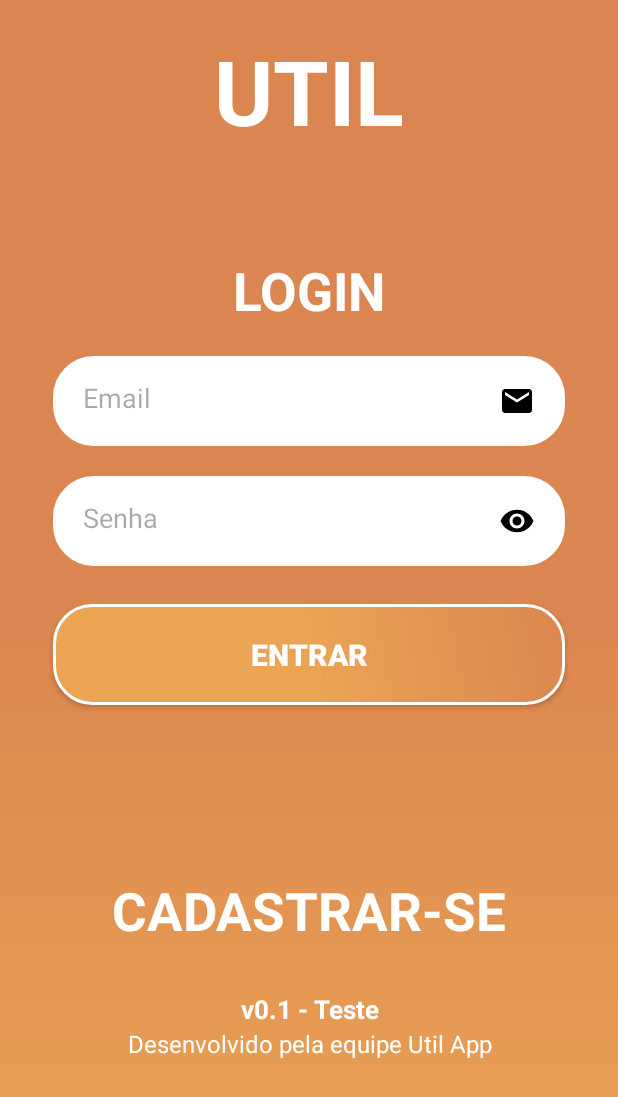
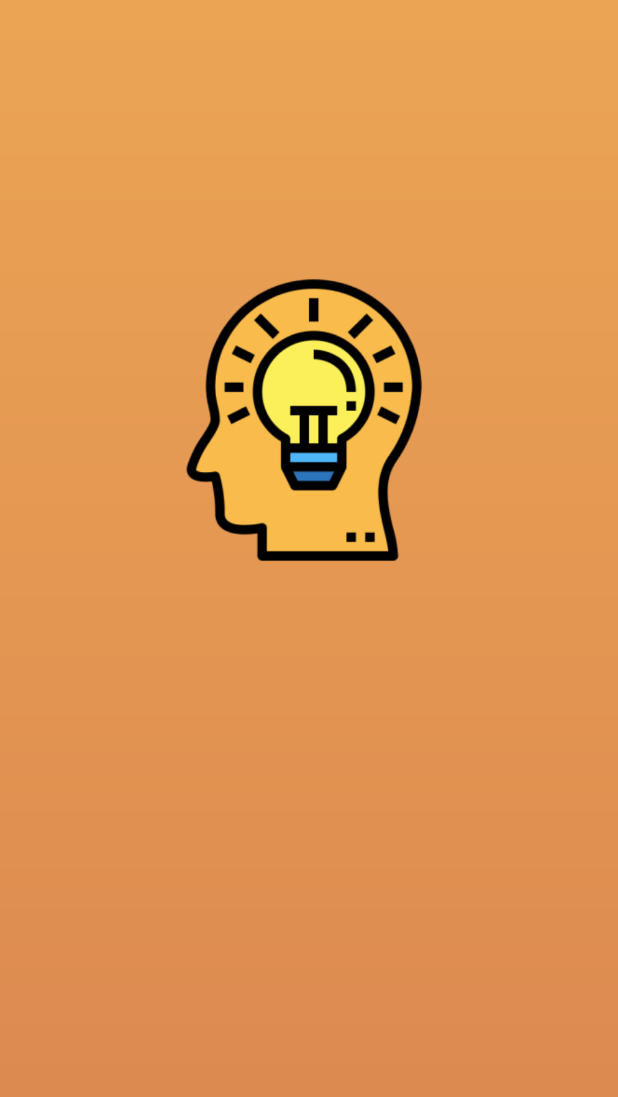
Before and after one commit to DiegoFerreira1/Util_app_ESII, an Android app: the screen it shows after launch (MainLogin before the commit, MainActivity after it), on a phone screen of 412 x 824 dp. Shown: the top 1097 px of the screen. Run offline under Robolectric (Android 15) with nearby library versions, the light colour scheme and no system bars.

Commit message:
Revert "Feature/tela login"

```diff
--- a/app/src/main/AndroidManifest.xml
+++ b/app/src/main/AndroidManifest.xml
@@ -12,9 +12,7 @@
         android:supportsRtl="true"
         android:theme="@style/Theme.UtilApp"
         tools:targetApi="31">
-        <activity
-            android:name=".MainLogin"
-            android:exported="false" />
+
         <activity
             android:name=".MainSplash"
             android:exported="true">
@@ -27,7 +25,7 @@
         <activity
             android:name=".MainActivity"
             android:exported="false"
-            android:screenOrientation="fullSensor" />
+            android:screenOrientation="portrait"/>
     </application>
 
 </manifest>
--- a/app/src/main/java/com/example/utilapp/MainLogin.java
+++ /dev/null
@@ -1,14 +0,0 @@
-package com.example.utilapp;
-
-import androidx.appcompat.app.AppCompatActivity;
-
-import android.os.Bundle;
-
-public class MainLogin extends AppCompatActivity {
-
-    @Override
-    protected void onCreate(Bundle savedInstanceState) {
-        super.onCreate(savedInstanceState);
-        setContentView(R.layout.activity_main_login);
-    }
-}
--- a/app/src/main/java/com/example/utilapp/MainSplash.java
+++ b/app/src/main/java/com/example/utilapp/MainSplash.java
@@ -39,7 +39,7 @@ public class MainSplash extends AppCompatActivity {
         txt_util2.setAnimation(bottom);
 
         new Handler().postDelayed(() -> {
-            Intent intent = new Intent(MainSplash.this, MainLogin.class);
+            Intent intent = new Intent(MainSplash.this, MainActivity.class);
             startActivity(intent);
             finish();
         }, SPLASH_DURATION);
--- a/app/src/main/res/drawable/background.xml
+++ b/app/src/main/res/drawable/background.xml
@@ -2,9 +2,9 @@
 <shape xmlns:android="http://schemas.android.com/apk/res/android">
 
     <gradient
-        android:startColor="@color/orange3"
-        android:centerColor="@color/orange1"
-        android:endColor="@color/orange1"
+        android:startColor="@color/orange1"
+        android:centerColor="@color/orange2"
+        android:endColor="@color/orange3"
         android:angle="90"
         />
 
--- a/app/src/main/res/drawable/button.xml
+++ /dev/null
@@ -1,13 +0,0 @@
-<?xml version="1.0" encoding="utf-8"?>
-<shape xmlns:android="http://schemas.android.com/apk/res/android">
-
-    <corners android:radius="25dp"/>
-    <gradient
-        android:startColor="@color/orange3"
-        android:centerColor="@color/orange3"
-        android:endColor="@color/orange1"
-        android:angle="45"
-        />
-    <stroke android:color="@color/white" android:width="2dp"/>
-
-</shape>
--- a/app/src/main/res/drawable/container_edit_text.xml
+++ /dev/null
@@ -1,8 +0,0 @@
-<?xml version="1.0" encoding="utf-8"?>
-<shape xmlns:android="http://schemas.android.com/apk/res/android">
-
-    <solid android:color="@color/white"/>
-    <corners android:radius="25dp"/>
-    <stroke android:color="@color/white" android:width="4dp"/>
-
-</shape>
--- a/app/src/main/res/drawable/ic_email.xml
+++ /dev/null
@@ -1,5 +0,0 @@
-<vector android:height="24dp" android:tint="#000000"
-    android:viewportHeight="24" android:viewportWidth="24"
-    android:width="24dp" xmlns:android="http://schemas.android.com/apk/res/android">
-    <path android:fillColor="@android:color/white" android:pathData="M20,4L4,4c-1.1,0 -1.99,0.9 -1.99,2L2,18c0,1.1 0.9,2 2,2h16c1.1,0 2,-0.9 2,-2L22,6c0,-1.1 -0.9,-2 -2,-2zM20,8l-8,5 -8,-5L4,6l8,5 8,-5v2z"/>
-</vector>
--- a/app/src/main/res/drawable/ic_eye.xml
+++ /dev/null
@@ -1,5 +0,0 @@
-<vector android:height="24dp" android:tint="#000000"
-    android:viewportHeight="24" android:viewportWidth="24"
-    android:width="24dp" xmlns:android="http://schemas.android.com/apk/res/android">
-    <path android:fillColor="@android:color/white" android:pathData="M12,4.5C7,4.5 2.73,7.61 1,12c1.73,4.39 6,7.5 11,7.5s9.27,-3.11 11,-7.5c-1.73,-4.39 -6,-7.5 -11,-7.5zM12,17c-2.76,0 -5,-2.24 -5,-5s2.24,-5 5,-5 5,2.24 5,5 -2.24,5 -5,5zM12,9c-1.66,0 -3,1.34 -3,3s1.34,3 3,3 3,-1.34 3,-3 -1.34,-3 -3,-3z"/>
-</vector>
--- a/app/src/main/res/layout/activity_main.xml
+++ b/app/src/main/res/layout/activity_main.xml
@@ -7,5 +7,17 @@
     android:background="@drawable/background"
     tools:context=".MainActivity">
 
+    <ImageView
+        android:id="@+id/id_img_logo"
+        android:layout_width="200dp"
+        android:layout_height="200dp"
+        android:src="@drawable/img_logo"
+        android:contentDescription="@string/img_view"
+        app:layout_constraintStart_toStartOf="parent"
+        app:layout_constraintEnd_toEndOf="parent"
+        app:layout_constraintTop_toTopOf="parent"
+        android:layout_marginTop="180dp"/>
+
+
 
 </androidx.constraintlayout.widget.ConstraintLayout>
--- a/app/src/main/res/layout/activity_main_login.xml
+++ /dev/null
@@ -1,121 +0,0 @@
-<?xml version="1.0" encoding="utf-8"?>
-<androidx.core.widget.NestedScrollView
-    android:layout_width="match_parent"
-    android:layout_height="match_parent"
-    android:fillViewport="true"
-    xmlns:android="http://schemas.android.com/apk/res/android">
-
-<androidx.constraintlayout.widget.ConstraintLayout xmlns:app="http://schemas.android.com/apk/res-auto"
-    xmlns:tools="http://schemas.android.com/tools"
-    android:layout_width="match_parent"
-    android:layout_height="match_parent"
-    android:background="@drawable/background"
-    tools:context=".MainLogin">
-
-    <TextView
-        android:id="@+id/id_text_util_login"
-        android:layout_width="match_parent"
-        android:layout_height="wrap_content"
-        android:text="@string/text_util"
-        android:textAlignment="center"
-        android:textStyle="bold"
-        android:textSize="60sp"
-        android:textColor="@color/white"
-        app:layout_constraintStart_toStartOf="parent"
-        app:layout_constraintEnd_toEndOf="parent"
-        app:layout_constraintTop_toTopOf="parent"
-        android:layout_marginTop="20dp"
-        />
-    <TextView
-        android:id="@+id/id_text_login"
-        android:layout_width="match_parent"
-        android:layout_height="wrap_content"
-        android:text="@string/text_login"
-        android:textAlignment="center"
-        android:textStyle="bold"
-        android:textSize="35sp"
-        android:textColor="@color/white"
-        app:layout_constraintStart_toStartOf="parent"
-        app:layout_constraintEnd_toEndOf="parent"
-        app:layout_constraintTop_toTopOf="parent"
-        android:layout_marginTop="170dp"
-        />
-    <EditText
-        android:id="@+id/edit_mail"
-        style="@style/Edit_Text"
-        android:hint="@string/email_hint"
-        android:inputType="textEmailAddress"
-        app:layout_constraintStart_toStartOf="parent"
-        app:layout_constraintEnd_toEndOf="parent"
-        app:layout_constraintTop_toBottomOf="@+id/id_text_login"
-        android:layout_marginTop="20dp"
-        android:drawableEnd="@drawable/ic_email"
-        android:importantForAutofill="no" />
-
-    <EditText
-        android:id="@+id/edit_pass"
-        style="@style/Edit_Text"
-        android:hint="@string/senha_hint"
-        android:inputType="textPassword"
-        app:layout_constraintStart_toStartOf="parent"
-        app:layout_constraintEnd_toEndOf="parent"
-        app:layout_constraintTop_toBottomOf="@+id/edit_mail"
-        android:layout_marginTop="20dp"
-        android:drawableEnd="@drawable/ic_eye"
-        android:importantForAutofill="no" />
-
-    <androidx.appcompat.widget.AppCompatButton
-        android:id="@+id/id_button"
-        style="@style/Button"
-        app:layout_constraintStart_toStartOf="parent"
-        app:layout_constraintEnd_toEndOf="parent"
-        app:layout_constraintTop_toBottomOf="@+id/edit_pass"
-        />
-    <ProgressBar
-        android:id="@+id/id_bar"
-        android:layout_width="wrap_content"
-        android:layout_height="wrap_content"
-        android:visibility="invisible"
-        app:layout_constraintStart_toStartOf="parent"
-        app:layout_constraintEnd_toEndOf="parent"
-        app:layout_constraintTop_toBottomOf="@+id/id_button"
-        android:layout_marginTop="30dp"/>
-
-    <TextView
-        android:id="@+id/id_text_cadastro"
-        android:layout_width="match_parent"
-        android:layout_height="wrap_content"
-        android:text="@string/text_cadastro"
-        android:textAlignment="center"
-        android:textStyle="bold"
-        android:textSize="35sp"
-        android:textColor="@color/white"
-        app:layout_constraintStart_toStartOf="parent"
-        app:layout_constraintEnd_toEndOf="parent"
-        app:layout_constraintTop_toBottomOf="@+id/id_bar"
-        android:layout_marginTop="35dp"
-        />
-    <TextView
-        android:id="@+id/id_text_versao_login"
-        android:layout_width="match_parent"
-        android:layout_height="wrap_content"
-        android:text="@string/text_versao1"
-        android:textAlignment="center"
-        android:textStyle="bold"
-        android:textSize="17sp"
-        android:textColor="@color/white"
-        app:layout_constraintTop_toBottomOf="@id/id_text_cadastro"
-        android:layout_marginTop="30dp"/>
-
-    <TextView
-        android:id="@+id/id_equip_login"
-        android:layout_width="match_parent"
-        android:layout_height="wrap_content"
-        android:text="@string/text_equipe"
-        android:textAlignment="center"
-        android:textSize="16sp"
-        android:textColor="@color/white"
-        app:layout_constraintTop_toBottomOf="@id/id_text_versao_login"/>
-
-</androidx.constraintlayout.widget.ConstraintLayout>
-</androidx.core.widget.NestedScrollView>
--- a/app/src/main/res/layout/activity_main_splash.xml
+++ b/app/src/main/res/layout/activity_main_splash.xml
@@ -1,13 +1,6 @@
 <?xml version="1.0" encoding="utf-8"?>
-
-<androidx.core.widget.NestedScrollView
-    android:layout_width="match_parent"
-    android:layout_height="match_parent"
-    android:fillViewport="true"
-    xmlns:android="http://schemas.android.com/apk/res/android">
-
-
-<androidx.constraintlayout.widget.ConstraintLayout xmlns:app="http://schemas.android.com/apk/res-auto"
+<androidx.constraintlayout.widget.ConstraintLayout xmlns:android="http://schemas.android.com/apk/res/android"
+    xmlns:app="http://schemas.android.com/apk/res-auto"
     xmlns:tools="http://schemas.android.com/tools"
     android:layout_width="match_parent"
     android:layout_height="match_parent"
@@ -60,7 +53,6 @@
         android:layout_marginTop="160dp"/>
 
     <TextView
-        android:id="@+id/id_equip_splash"
         android:layout_width="match_parent"
         android:layout_height="wrap_content"
         android:text="@string/text_equipe"
@@ -69,5 +61,5 @@
         android:textColor="@color/white"
         app:layout_constraintTop_toBottomOf="@id/id_text_versao"/>
 
+
 </androidx.constraintlayout.widget.ConstraintLayout>
-</androidx.core.widget.NestedScrollView>
--- a/app/src/main/res/values/strings.xml
+++ b/app/src/main/res/values/strings.xml
@@ -5,10 +5,5 @@
     <string name="text_versao1">v0.1 - Teste</string>
     <string name="text_equipe">Desenvolvido pela equipe Util App</string>
     <string name="img_view">img_logo</string>
-    <string name="text_login">LOGIN</string>
-    <string name="email_hint">Email</string>
-    <string name="senha_hint">Senha</string>
-    <string name="text_button_entrar">ENTRAR</string>
-    <string name="text_cadastro">CADASTRAR-SE</string>
 
 </resources>
--- a/app/src/main/res/values/styles.xml
+++ /dev/null
@@ -1,36 +0,0 @@
-<?xml version="1.0" encoding="utf-8"?>
-<resources>
-
-    <style name="Edit_Text">
-        <item name="android:layout_width">match_parent</item>
-        <item name="android:layout_height">60dp</item>
-        <item name="android:background">@drawable/container_edit_text</item>
-        <item name="android:padding">20dp</item>
-        <item name="android:layout_marginLeft">35dp</item>
-        <item name="android:layout_marginRight">35dp</item>
-        <item name="android:layout_marginTop">25dp</item>
-    </style>
-
-    <style name="Button">
-
-        <item name="android:layout_width">match_parent</item>
-        <item name="android:layout_height">wrap_content</item>
-        <item name="android:padding">20dp</item>
-        <item name="android:layout_marginLeft">35dp</item>
-        <item name="android:layout_marginRight">35dp</item>
-        <item name="android:layout_marginTop">25dp</item>
-        <item name="android:background">@drawable/button</item>
-        <item name="android:text">@string/text_button_entrar</item>
-        <item name="android:textStyle">bold</item>
-        <item name="android:textColor">@color/white</item>
-        <item name="android:textSize">20sp</item>
-
-    </style>
-
-
-
-
-
-
-
-</resources>
```
